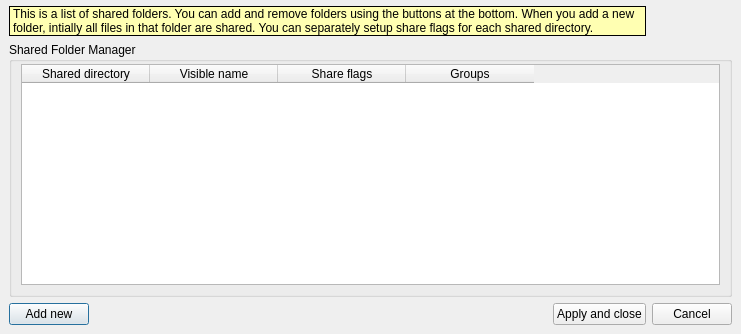
Before: the Qt Designer form retroshare-gui/src/gui/ShareManager.ui in RetroShare/RetroShare, drawn with Qt 5.
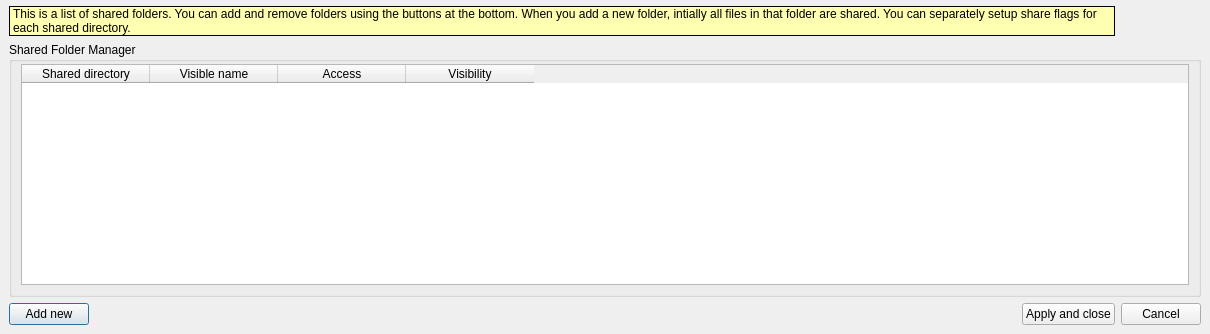
After: the same form once the commit is applied. Icons and pictures are not drawn. Custom widgets are drawn as their Qt base class.

Commit message: fixed layout and names in ShareManager and SharedFilesDialog

```diff
--- a/retroshare-gui/src/gui/ShareManager.ui
+++ b/retroshare-gui/src/gui/ShareManager.ui
@@ -6,7 +6,7 @@
    <rect>
     <x>0</x>
     <y>0</y>
-    <width>741</width>
+    <width>1210</width>
     <height>334</height>
    </rect>
   </property>
@@ -111,7 +111,7 @@
            </column>
            <column>
             <property name="text">
-             <string>Share flags</string>
+             <string>Access</string>
             </property>
             <property name="toolTip">
              <string comment="If activated, the share is anonymously accessible to anybody"/>
@@ -119,7 +119,7 @@
            </column>
            <column>
             <property name="text">
-             <string>Groups</string>
+             <string>Visibility</string>
             </property>
             <property name="toolTip">
              <string comment="If checked, the share is browsable by your friends"/>
```
The commit also changes 3 other files.
